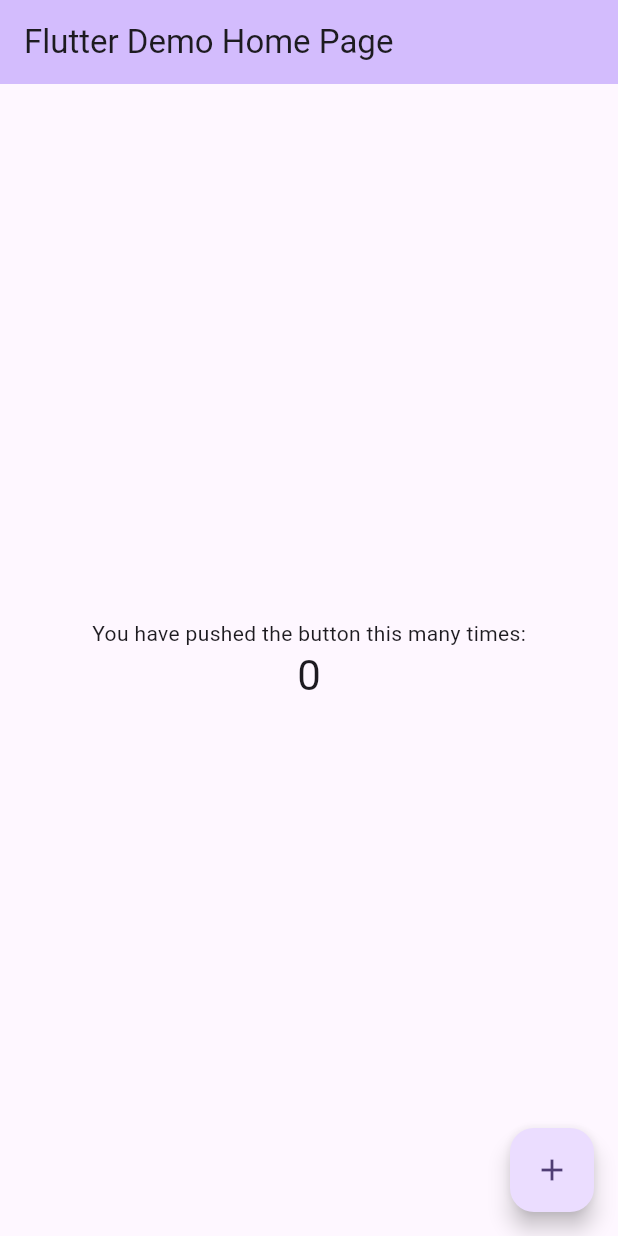
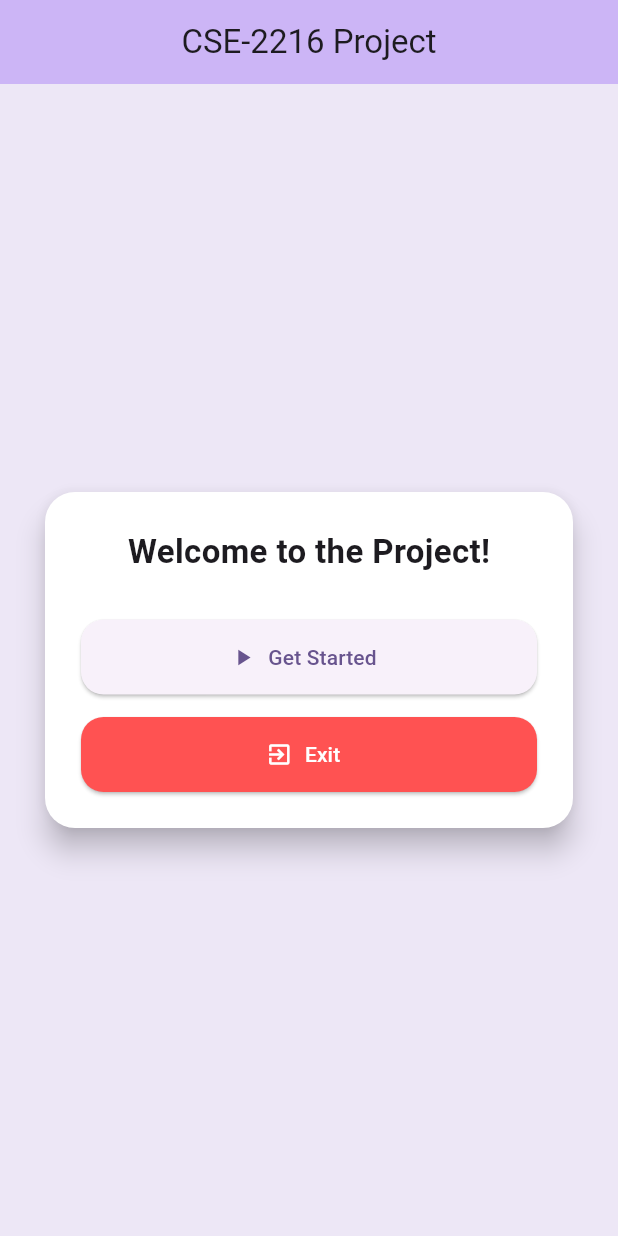
Before and after one commit to hasanmehediii/CSE-2216-Project, a Flutter app: the screen it shows after launch, on a phone screen of 412 x 824 dp. Run offline on Flutter 3.47's test engine with Material 3 defaults, Android fonts, the phone set to English and light mode, and no system bars.

Commit message:
Added first design

```diff
--- a/lib/main.dart
+++ b/lib/main.dart
@@ -1,4 +1,5 @@
 import 'package:flutter/material.dart';
+import 'dart:io';
 
 void main() {
   runApp(const MyApp());
@@ -7,45 +8,22 @@ void main() {
 class MyApp extends StatelessWidget {
   const MyApp({super.key});
 
-  // This widget is the root of your application.
   @override
   Widget build(BuildContext context) {
     return MaterialApp(
-      title: 'Flutter Demo',
+      title: 'CSE Project',
       theme: ThemeData(
-        // This is the theme of your application.
-        //
-        // TRY THIS: Try running your application with "flutter run". You'll see
-        // the application has a purple toolbar. Then, without quitting the app,
-        // try changing the seedColor in the colorScheme below to Colors.green
-        // and then invoke "hot reload" (save your changes or press the "hot
-        // reload" button in a Flutter-supported IDE, or press "r" if you used
-        // the command line to start the app).
-        //
-        // Notice that the counter didn't reset back to zero; the application
-        // state is not lost during the reload. To reset the state, use hot
-        // restart instead.
-        //
-        // This works for code too, not just values: Most code changes can be
-        // tested with just a hot reload.
         colorScheme: ColorScheme.fromSeed(seedColor: Colors.deepPurple),
+        useMaterial3: true,
       ),
-      home: const MyHomePage(title: 'Flutter Demo Home Page'),
+      home: const MyHomePage(title: 'CSE-2216 Project'),
+      debugShowCheckedModeBanner: false,
     );
   }
 }
 
 class MyHomePage extends StatefulWidget {
   const MyHomePage({super.key, required this.title});
-
-  // This widget is the home page of your application. It is stateful, meaning
-  // that it has a State object (defined below) that contains fields that affect
-  // how it looks.
-
-  // This class is the configuration for the state. It holds the values (in this
-  // case the title) provided by the parent (in this case the App widget) and
-  // used by the build method of the State. Fields in a Widget subclass are
-  // always marked "final".
 
   final String title;
 
@@ -54,69 +32,101 @@ class MyHomePage extends StatefulWidget {
 }
 
 class _MyHomePageState extends State<MyHomePage> {
-  int _counter = 0;
+  bool _started = false;
 
-  void _incrementCounter() {
+  void _getStarted() {
     setState(() {
-      // This call to setState tells the Flutter framework that something has
-      // changed in this State, which causes it to rerun the build method below
-      // so that the display can reflect the updated values. If we changed
-      // _counter without calling setState(), then the build method would not be
-      // called again, and so nothing would appear to happen.
-      _counter++;
+      _started = true;
     });
+  }
+
+  void _exitApp() {
+    exit(0);
   }
 
   @override
   Widget build(BuildContext context) {
-    // This method is rerun every time setState is called, for instance as done
-    // by the _incrementCounter method above.
-    //
-    // The Flutter framework has been optimized to make rerunning build methods
-    // fast, so that you can just rebuild anything that needs updating rather
-    // than having to individually change instances of widgets.
     return Scaffold(
+      backgroundColor: Colors.deepPurple[50],
       appBar: AppBar(
-        // TRY THIS: Try changing the color here to a specific color (to
-        // Colors.amber, perhaps?) and trigger a hot reload to see the AppBar
-        // change color while the other colors stay the same.
         backgroundColor: Theme.of(context).colorScheme.inversePrimary,
-        // Here we take the value from the MyHomePage object that was created by
-        // the App.build method, and use it to set our appbar title.
         title: Text(widget.title),
+        centerTitle: true,
+        elevation: 2,
       ),
       body: Center(
-        // Center is a layout widget. It takes a single child and positions it
-        // in the middle of the parent.
-        child: Column(
-          // Column is also a layout widget. It takes a list of children and
-          // arranges them vertically. By default, it sizes itself to fit its
-          // children horizontally, and tries to be as tall as its parent.
-          //
-          // Column has various properties to control how it sizes itself and
-          // how it positions its children. Here we use mainAxisAlignment to
-          // center the children vertically; the main axis here is the vertical
-          // axis because Columns are vertical (the cross axis would be
-          // horizontal).
-          //
-          // TRY THIS: Invoke "debug painting" (choose the "Toggle Debug Paint"
-          // action in the IDE, or press "p" in the console), to see the
-          // wireframe for each widget.
-          mainAxisAlignment: MainAxisAlignment.center,
-          children: <Widget>[
-            const Text('You have pushed the button this many times:'),
-            Text(
-              '$_counter',
-              style: Theme.of(context).textTheme.headlineMedium,
+        child: AnimatedSwitcher(
+          duration: const Duration(milliseconds: 300),
+          child: _started
+              ? Column(
+            key: const ValueKey('message'),
+            mainAxisAlignment: MainAxisAlignment.center,
+            children: [
+              Icon(Icons.school, size: 100, color: Colors.deepPurple),
+              const SizedBox(height: 20),
+              const Text(
+                "This is CSE-2216-Project",
+                textAlign: TextAlign.center,
+                style: TextStyle(
+                  fontSize: 26,
+                  fontWeight: FontWeight.bold,
+                  color: Colors.deepPurple,
+                ),
+              ),
+            ],
+          )
+              : Card(
+            key: const ValueKey('buttons'),
+            elevation: 8,
+            margin: const EdgeInsets.symmetric(horizontal: 30),
+            shape: RoundedRectangleBorder(
+              borderRadius: BorderRadius.circular(20),
             ),
-          ],
+            color: Colors.white,
+            child: Padding(
+              padding: const EdgeInsets.all(24.0),
+              child: Column(
+                mainAxisSize: MainAxisSize.min,
+                children: [
+                  const Text(
+                    'Welcome to the Project!',
+                    style: TextStyle(
+                      fontSize: 22,
+                      fontWeight: FontWeight.bold,
+                    ),
+                  ),
+                  const SizedBox(height: 30),
+                  ElevatedButton.icon(
+                    onPressed: _getStarted,
+                    icon: const Icon(Icons.play_arrow),
+                    label: const Text('Get Started'),
+                    style: ElevatedButton.styleFrom(
+                      minimumSize: const Size(double.infinity, 50),
+                      shape: RoundedRectangleBorder(
+                        borderRadius: BorderRadius.circular(15),
+                      ),
+                    ),
+                  ),
+                  const SizedBox(height: 15),
+                  ElevatedButton.icon(
+                    onPressed: _exitApp,
+                    icon: const Icon(Icons.exit_to_app),
+                    label: const Text('Exit'),
+                    style: ElevatedButton.styleFrom(
+                      minimumSize: const Size(double.infinity, 50),
+                      backgroundColor: Colors.redAccent,
+                      foregroundColor: Colors.white,
+                      shape: RoundedRectangleBorder(
+                        borderRadius: BorderRadius.circular(15),
+                      ),
+                    ),
+                  ),
+                ],
+              ),
+            ),
+          ),
         ),
       ),
-      floatingActionButton: FloatingActionButton(
-        onPressed: _incrementCounter,
-        tooltip: 'Increment',
-        child: const Icon(Icons.add),
-      ), // This trailing comma makes auto-formatting nicer for build methods.
     );
   }
 }
```
